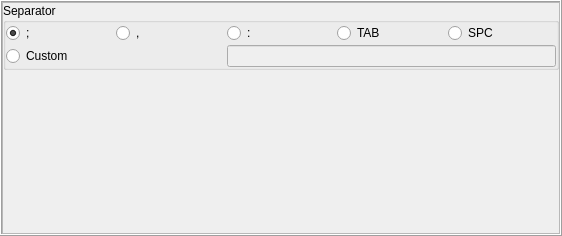
This is Datinator/plugins/csv/gui/writer/csv_writer_config_panel_gui.ui in skeetor/datinator as Qt 5 draws it before an edit. The edited form follows.
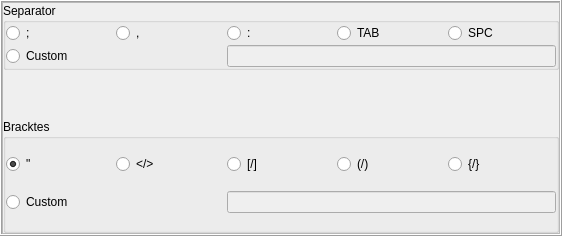
This is the edited form.

Commit message: 1. Added new macro for member offset 2. Fixed a bug that the copying can not be done anymore after the progress was canceled before. 3. Added support for brackets in CSV (not yet working).

```diff
--- a/Datinator/plugins/csv/gui/writer/csv_writer_config_panel_gui.ui
+++ b/Datinator/plugins/csv/gui/writer/csv_writer_config_panel_gui.ui
@@ -136,7 +136,7 @@
               <string>;</string>
              </property>
              <property name="checked">
-              <bool>true</bool>
+              <bool>false</bool>
              </property>
              <attribute name="buttonGroup">
               <string notr="true">mSeparatorGroup</string>
@@ -176,6 +176,103 @@
           </layout>
          </widget>
         </item>
+        <item>
+         <widget class="QGroupBox" name="bracketBox">
+          <property name="title">
+           <string>Bracktes</string>
+          </property>
+          <layout class="QGridLayout" name="gridLayout_4" rowstretch="0,0">
+           <property name="leftMargin">
+            <number>0</number>
+           </property>
+           <property name="topMargin">
+            <number>0</number>
+           </property>
+           <property name="rightMargin">
+            <number>0</number>
+           </property>
+           <property name="bottomMargin">
+            <number>0</number>
+           </property>
+           <property name="spacing">
+            <number>2</number>
+           </property>
+           <item row="0" column="3" alignment="Qt::AlignLeft">
+            <widget class="QRadioButton" name="mParenthesisBtn">
+             <property name="text">
+              <string>(/)</string>
+             </property>
+             <attribute name="buttonGroup">
+              <string notr="true">mBracketGroup</string>
+             </attribute>
+            </widget>
+           </item>
+           <item row="0" column="4" alignment="Qt::AlignLeft">
+            <widget class="QRadioButton" name="mCurlyBtn">
+             <property name="text">
+              <string>{/}</string>
+             </property>
+             <attribute name="buttonGroup">
+              <string notr="true">mBracketGroup</string>
+             </attribute>
+            </widget>
+           </item>
+           <item row="0" column="0">
+            <widget class="QRadioButton" name="mQuoteBtn">
+             <property name="text">
+              <string>&quot;</string>
+             </property>
+             <property name="checked">
+              <bool>true</bool>
+             </property>
+             <attribute name="buttonGroup">
+              <string notr="true">mBracketGroup</string>
+             </attribute>
+            </widget>
+           </item>
+           <item row="1" column="0" colspan="2">
+            <widget class="QRadioButton" name="mCustomQuoteBtn">
+             <property name="text">
+              <string>Custom</string>
+             </property>
+             <attribute name="buttonGroup">
+              <string notr="true">mBracketGroup</string>
+             </attribute>
+            </widget>
+           </item>
+           <item row="1" column="2" colspan="3">
+            <widget class="QLineEdit" name="mCustomQuoteTxt">
+             <property name="enabled">
+              <bool>false</bool>
+             </property>
+             <property name="maxLength">
+              <number>2</number>
+             </property>
+            </widget>
+           </item>
+           <item row="0" column="2">
+            <widget class="QRadioButton" name="mBracketBtn">
+             <property name="text">
+              <string>[/]</string>
+             </property>
+             <attribute name="buttonGroup">
+              <string notr="true">mBracketGroup</string>
+             </attribute>
+            </widget>
+           </item>
+           <item row="0" column="1">
+            <widget class="QRadioButton" name="mSignBtn">
+             <property name="text">
+              <string>&lt;/&gt;</string>
+             </property>
+             <attribute name="buttonGroup">
+              <string notr="true">mBracketGroup</string>
+             </attribute>
+            </widget>
+           </item>
+          </layout>
+         </widget>
+        </item>
        </layout>
       </widget>
      </item>
```
Left out of the diff: 3 changed lines with no effect on the pictures. The commit also changes 5 other files.
